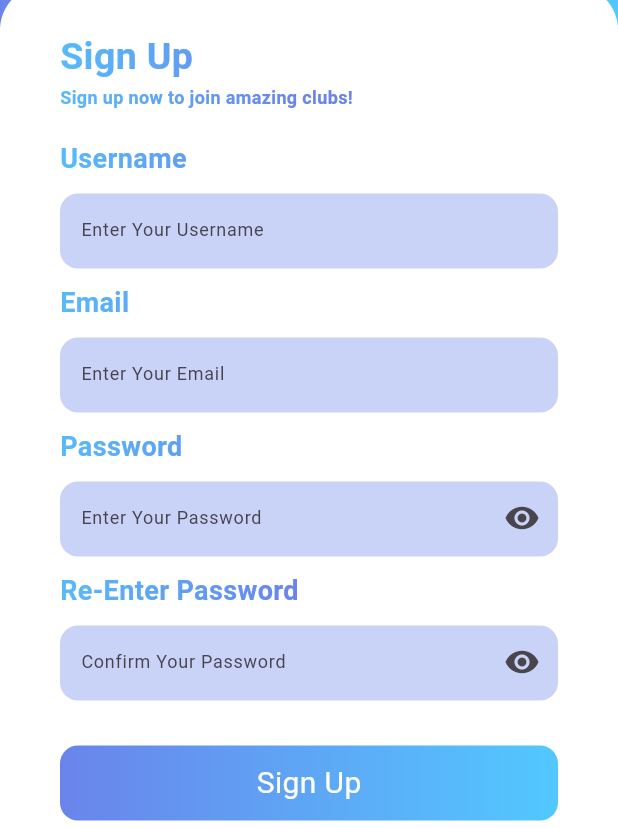
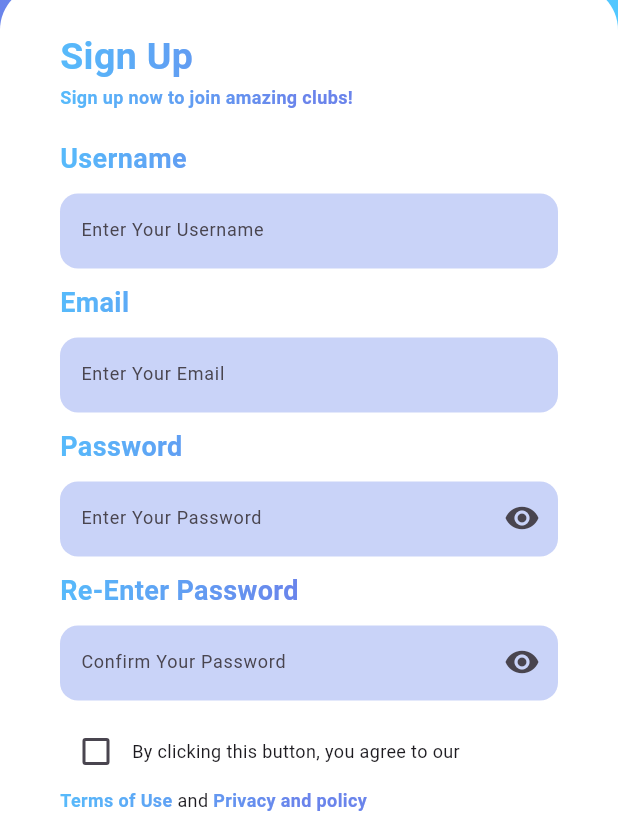
Before and after one commit to Chan055/Idiot_Community_Club_Mobile, a Flutter app: the ComReg screen opened by its route, on a phone screen of 412 x 824 dp, the part 408-1236 px from its top. Run offline on Flutter 3.47's test engine with Material 3 defaults, Android fonts, the phone set to English and light mode, and no system bars; our stand-ins replace flutter_feather_icons, flutter_riverpod, google_fonts, image_picker.

Commit message:
Chan + Kit - Done Privacy & Policy and End Project

```diff
--- a/lib/Page/Creator_Page/1.1_ComReg.dart
+++ b/lib/Page/Creator_Page/1.1_ComReg.dart
@@ -1,9 +1,8 @@
+import 'dart:convert';
 import 'package:flutter/material.dart';
+import 'package:http/http.dart' as http;
 import 'package:idiot_community_club_app/Components/ButtonComponents.dart';
-import 'package:http/http.dart' as http;
 import 'package:idiot_community_club_app/Models/Constant.dart';
-import 'dart:convert';
-
 import '1_CreatorLogin.dart';
 
 class ComReg extends StatefulWidget {
@@ -15,6 +14,7 @@ class ComReg extends StatefulWidget {
 
 class _ComRegState extends State<ComReg> {
   bool showPassword = false;
+  bool agreeToTerms = false;
   var userNameController = TextEditingController();
   var emailController = TextEditingController();
   var passwordController = TextEditingController();
@@ -30,9 +30,17 @@ class _ComRegState extends State<ComReg> {
   }
 
   Future<void> registerUser() async {
+    if (!agreeToTerms) {
+      ScaffoldMessenger.of(context).showSnackBar(
+        const SnackBar(
+            content: Text("❌ Please agree to the terms and conditions.")),
+      );
+      return;
+    }
+
     if (passwordController.text != rePasswordController.text) {
       ScaffoldMessenger.of(context).showSnackBar(
-        SnackBar(content: Text("❌ Passwords do not match")),
+        const SnackBar(content: Text("❌ Passwords do not match")),
       );
       return;
     }
@@ -72,22 +80,23 @@ class _ComRegState extends State<ComReg> {
           child: SingleChildScrollView(
             child: Column(
               children: [
-                  SizedBox(height: 50),
+                const SizedBox(height: 50),
                 Image.asset("assets/images/WhiteLogo.png"),
-                  SizedBox(height: 10),
+                const SizedBox(height: 10),
                 ButtonComponents.getLogoText(
                   "IDIOT COMMUNITY CLUB",
                   fontSize: 24,
                   color: Colors.white,
                 ),
-                  SizedBox(height: 40),
+                const SizedBox(height: 40),
                 Container(
-                    decoration: BoxDecoration(
+                  decoration: const BoxDecoration(
                     color: Colors.white,
                     borderRadius:
                         BorderRadius.vertical(top: Radius.circular(30)),
                   ),
-                    padding: EdgeInsets.symmetric(horizontal: 40, vertical: 30),
+                  padding:
+                      const EdgeInsets.symmetric(horizontal: 40, vertical: 30),
                   child: Form(
                     child: Column(
                       crossAxisAlignment: CrossAxisAlignment.start,
@@ -95,7 +104,7 @@ class _ComRegState extends State<ComReg> {
                         ButtonComponents.getMyGradientText("Sign Up", 25),
                         ButtonComponents.getMyGradientText(
                             "Sign up now to join amazing clubs!", 12),
-                          SizedBox(height: 20),
+                        const SizedBox(height: 20),
                         ButtonComponents.getMyGradientText("Username", 18),
                         ScreenDeco.inputBox(
                           myController: userNameController,
@@ -114,11 +123,8 @@ class _ComRegState extends State<ComReg> {
                           myLabel: "Enter Your Password",
                           myObsecure: !showPassword,
                           password: true,
-                            togglePassword: () {
-                              setState(() {
-                                showPassword = !showPassword;
-                              });
-                            },
+                          togglePassword: () =>
+                              setState(() => showPassword = !showPassword),
                           myController: passwordController,
                         ),
                         ButtonComponents.getMyGradientText(
@@ -128,14 +134,52 @@ class _ComRegState extends State<ComReg> {
                           myLabel: "Confirm Your Password",
                           myObsecure: !showPassword,
                           password: true,
-                            togglePassword: () {
-                              setState(() {
-                                showPassword = !showPassword;
-                              });
-                            },
+                          togglePassword: () =>
+                              setState(() => showPassword = !showPassword),
                           myController: rePasswordController,
                         ),
-                          SizedBox(height: 20),
+                        Column(
+                          children: [
+                            Row(
+                              children: [
+                                Checkbox(
+                                  value: agreeToTerms,
+                                  onChanged: (value) =>
+                                      setState(() => agreeToTerms = value!),
+                                ),
+                                const Expanded(
+                                  child: Text(
+                                    "By clicking this button, you agree to our ",
+                                    style: TextStyle(fontSize: 12),
+                                  ),
+                                ),
+                              ],
+                            ),
+                            Row(
+                              children: [
+                                GestureDetector(
+                                  onTap: () {
+                                    Navigator.pushNamed(context, "/termsOfUse");
+                                  },
+                                  child: gradientText(
+                                      "Terms of Use", 12, FontWeight.bold),
+                                ),
+                                const Text(
+                                  " and ",
+                                  style: TextStyle(fontSize: 12),
+                                ),
+                                GestureDetector(
+                                  onTap: () => Navigator.pushNamed(
+                                      context, "/privacyAndPolicy"),
+                                  child: gradientText("Privacy and policy", 12,
+                                      FontWeight.bold),
+                                ),
+                                const SizedBox(width: 15),
+                              ],
+                            ),
+                          ],
+                        ),
+                        const SizedBox(height: 20),
                         InkWell(
                           onTap: registerUser,
                           child: ScreenDeco.getGradientBox(
@@ -144,22 +188,21 @@ class _ComRegState extends State<ComReg> {
                             myRadius: 12,
                           ),
                         ),
-                          SizedBox(height: 10),
+                        const SizedBox(height: 10),
                         Row(
                           mainAxisAlignment: MainAxisAlignment.center,
                           children: [
-                              Text("Already have an account?",
+                            const Text("Already have an account?",
                                 style: TextStyle(fontSize: 12)),
                             InkWell(
-                                onTap: () {
-                                  Navigator.pushNamed(context, "/creatorLogin");
-                                },
+                              onTap: () =>
+                                  Navigator.pushNamed(context, "/creatorLogin"),
                               child: ButtonComponents.getMyGradientText(
                                   "Log in", 12),
                             ),
                           ],
                         ),
-                          SizedBox(height: 10),
+                        const SizedBox(height: 10),
                       ],
                     ),
                   ),
@@ -167,7 +210,22 @@ class _ComRegState extends State<ComReg> {
               ],
             ),
           ),
-          )),
+        ),
+      ),
+    );
+  }
+
+  Widget gradientText(String text, double size, FontWeight weight) {
+    return Text(
+      text,
+      style: TextStyle(
+        fontSize: size,
+        fontWeight: weight,
+        foreground: Paint()
+          ..shader = const LinearGradient(
+            colors: [Color(0xFF52C8FF), Color(0xFF6A84EB)],
+          ).createShader(const Rect.fromLTWH(0.0, 0.0, 200.0, 50.0)),
+      ),
     );
   }
 }
--- a/lib/Routes/IdiotRoutes.dart
+++ b/lib/Routes/IdiotRoutes.dart
@@ -18,7 +18,9 @@ import 'package:idiot_community_club_app/Page/Joined_Club_Page/0_ViewAnnouncemen
 import 'package:idiot_community_club_app/Page/Joined_Club_Page/1_JoinedCLubDetail.dart';
 import 'package:idiot_community_club_app/Page/Joined_Club_Page/2_JoinedClubMembers.dart';
 import 'package:idiot_community_club_app/Page/Main_Page/LuanchPage.dart';
+import 'package:idiot_community_club_app/Page/Main_Page/PrivacyAndPolicy.dart';
 import 'package:idiot_community_club_app/Page/Main_Page/StartPage.dart';
+import 'package:idiot_community_club_app/Page/Main_Page/TermsOfUse.dart';
 import 'package:idiot_community_club_app/Page/Member_Page/0_MemberStartPage.dart';
 import 'package:idiot_community_club_app/Page/Member_Page/1.1_MemberRegister.dart';
 import 'package:idiot_community_club_app/Page/Member_Page/1_MemberLogin.dart';
@@ -35,6 +37,8 @@ class IdiotRoutes {
   static var routes = {
     "/": (context) => LuanchPage(),
     "/startPage": (context) => StartPage(),
+    "/termsOfUse": (context) => TermsOfUse(),
+    "/privacyAndPolicy": (context) => PrivacyPolicy(),
 
     //Creator Routes
     "/creatorStartPage": (context) => CreatorStartPage(),
```
Also changed, not shown: lib/Page/Main_Page/PrivacyAndPolicy.dart (added, +135 -0 lines), lib/Page/Main_Page/TermsOfUse.dart (added, +138 -0 lines), lib/Page/Member_Page/1.1_MemberRegister.dart (+83 -29 lines), 11 other files. Lines whose indentation alone changed are shown as unchanged.
